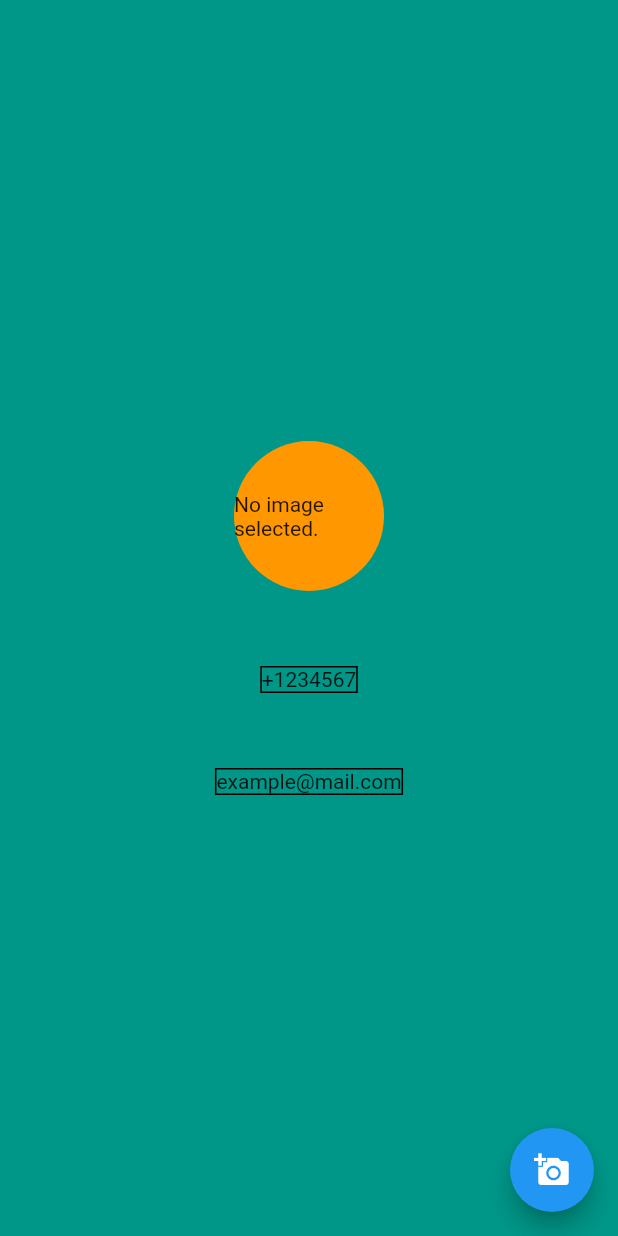
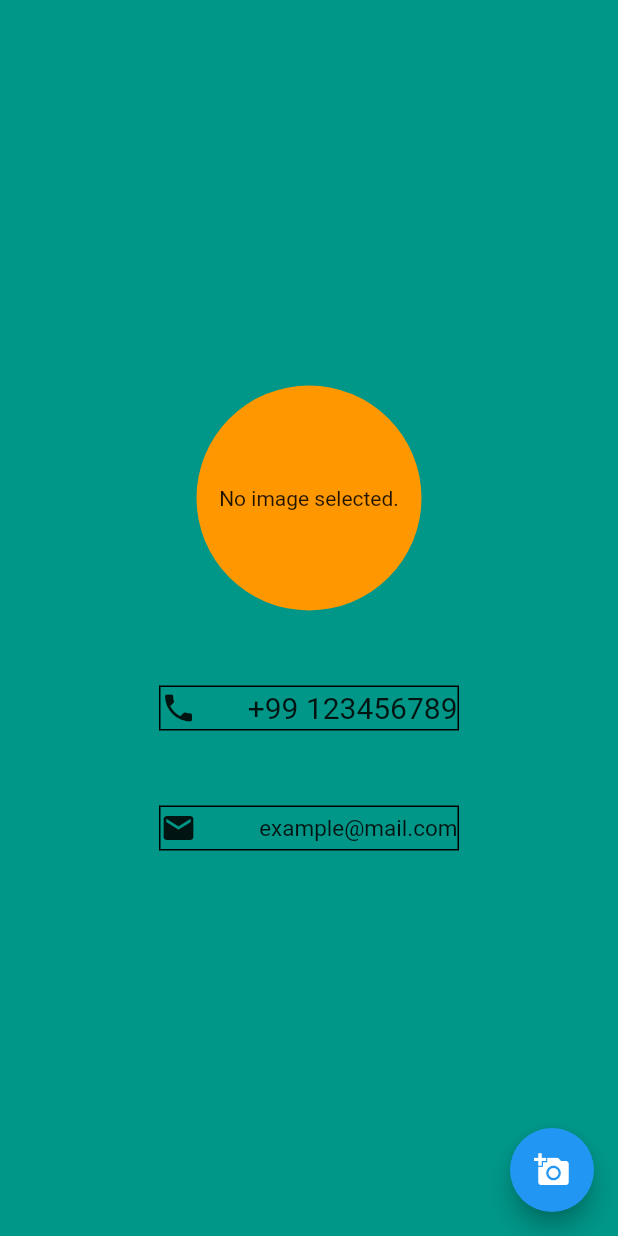
Before and after one commit to matatoMatata94/businesscard, a Flutter app: the screen it shows after launch, on a phone screen of 412 x 824 dp. Run offline on Flutter 3.47's test engine with Material 2 defaults, Android fonts, the phone set to English and light mode, and no system bars; our stand-ins replace image_picker.

Commit message:
Added some icons, updated UI

```diff
--- a/lib/showCard.dart
+++ b/lib/showCard.dart
@@ -24,8 +24,8 @@ class _BusinessCardState extends State<BusinessCard> {
                 mainAxisAlignment: MainAxisAlignment.center,
                 children: [
                   Container(
-                    height: 100,
-                    width: 100,
+                    height: 150,
+                    width: 150,
                     child: Center(
                       child: _avatarImage == null
                           ? Text('No image selected.')
@@ -38,17 +38,39 @@ class _BusinessCardState extends State<BusinessCard> {
                   ),
                   Container(height: 50),
                   Container(
+                    height: 30,
+                    width: 200,
                     decoration: BoxDecoration(
                       border: Border.all(color: Colors.black),
                     ),
-                    child: Text('+1234567'),
+                    child: Row(
+                      mainAxisAlignment: MainAxisAlignment.spaceBetween,
+                      children: [
+                        Icon(Icons.phone),
+                        Text(
+                          '+99 123456789',
+                          style: TextStyle(fontSize: 20),
+                        ),
+                      ],
+                    ),
                   ),
                   Container(height: 50),
                   Container(
+                    height: 30,
+                    width: 200,
                     decoration: BoxDecoration(
                       border: Border.all(color: Colors.black),
                     ),
-                    child: Text('example@mail.com'),
+                    child: Row(
+                      mainAxisAlignment: MainAxisAlignment.spaceBetween,
+                      children: [
+                        Icon(Icons.mail),
+                        Text(
+                          'example@mail.com',
+                          style: TextStyle(fontSize: 15),
+                        ),
+                      ],
+                    ),
                   ),
                 ],
               ),
```
